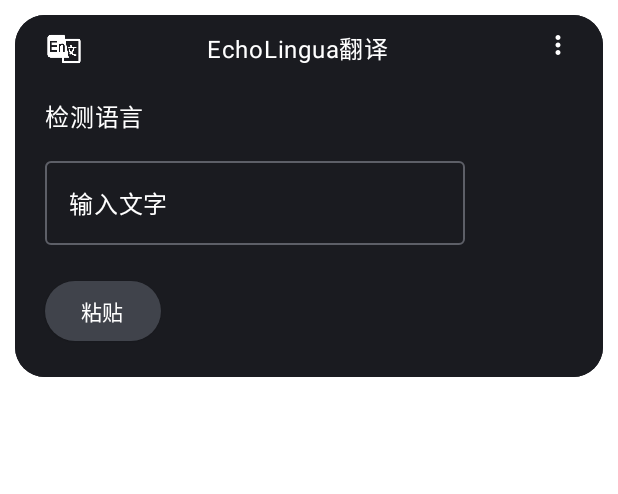
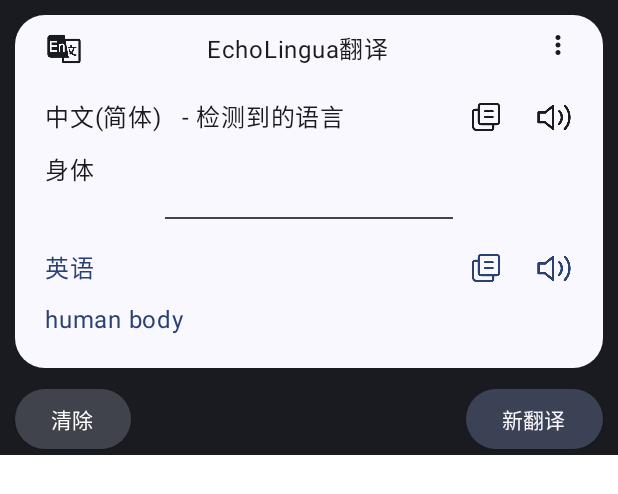
Before and after one commit to HXavier21/EchoLingua, an Android app built with Jetpack Compose: the @Preview function SecondTitlePreview, on a phone screen of 412 x 824 dp. Shown: the top 494 px of the screen. Run offline under Robolectric (Android 15) with nearby library versions, the phone set to English and light mode, and no system bars.

Commit message:
change color

```diff
--- a/Android/app/src/main/java/com/example/echolingua/ui/page/QuickTranslatePage.kt
+++ b/Android/app/src/main/java/com/example/echolingua/ui/page/QuickTranslatePage.kt
@@ -1,5 +1,6 @@
 package com.example.echolingua.ui.page
 
+import android.content.res.Configuration
 import androidx.compose.foundation.background
 import androidx.compose.foundation.layout.Column
 import androidx.compose.foundation.layout.Row
@@ -43,12 +44,12 @@ fun QuickTranslatePage(state: Number, onClearClick:()->Unit={},onNewTranslateCli
                 defaultElevation = 10.dp
             ),
             colors = CardDefaults.cardColors(
-                containerColor = MaterialTheme.colorScheme.onSurface,
+                containerColor = MaterialTheme.colorScheme.surface,
             ),
             modifier = Modifier
+                .background(color = MaterialTheme.colorScheme.onSurface)
                 .padding(10.dp)
                 .clip(RoundedCornerShape(20.dp))
-                .background(color = MaterialTheme.colorScheme.onSurface)
                 .fillMaxWidth()
         ) {
             Row(
@@ -59,7 +60,7 @@ fun QuickTranslatePage(state: Number, onClearClick:()->Unit={},onNewTranslateCli
                 Icon(
                     painter = painterResource(id = R.drawable.translate),
                     contentDescription = null,
-                    tint = Color.White,
+                    tint = MaterialTheme.colorScheme.onSurface,
                     modifier = Modifier
                         .padding(start = 10.dp)
                         .size(25.dp)
@@ -68,13 +69,13 @@ fun QuickTranslatePage(state: Number, onClearClick:()->Unit={},onNewTranslateCli
                 Text(
                     text = "EchoLingua翻译",
                     textAlign = TextAlign.Center,
-                    color = Color.White,
+                    color =  MaterialTheme.colorScheme.onSurface,
                 )
                 Spacer(modifier = Modifier.weight(1f))
                 Icon(
                     imageVector = Icons.Filled.MoreVert,
                     contentDescription = null,
-                    tint = Color.White,
+                    tint =  MaterialTheme.colorScheme.onSurface,
                     modifier = Modifier
                         .padding(start = 20.dp, end = 20.dp)
                         .size(20.dp)
@@ -84,7 +85,7 @@ fun QuickTranslatePage(state: Number, onClearClick:()->Unit={},onNewTranslateCli
                 Row {
                     Text(
                         text = "中文(简体)   - 检测到的语言",
-                        color = Color.White,
+                        color =  MaterialTheme.colorScheme.onSurface,
                         modifier = Modifier
                             .padding(top = 20.dp, start = 20.dp)
                     )
@@ -92,7 +93,7 @@ fun QuickTranslatePage(state: Number, onClearClick:()->Unit={},onNewTranslateCli
                     Icon(
                         painter = painterResource(id = R.drawable.paste),
                         contentDescription = null,
-                        tint = Color.White,
+                        tint =  MaterialTheme.colorScheme.onSurface,
                         modifier = Modifier
                             .padding(end = 20.dp, top = 20.dp)
                             .size(25.dp)
@@ -100,7 +101,7 @@ fun QuickTranslatePage(state: Number, onClearClick:()->Unit={},onNewTranslateCli
                     Icon(
                         painter = painterResource(id = R.drawable.report),
                         contentDescription = null,
-                        tint = Color.White,
+                        tint =  MaterialTheme.colorScheme.onSurface,
                         modifier = Modifier
                             .padding(end = 20.dp, top = 20.dp)
                             .size(25.dp)
@@ -108,7 +109,7 @@ fun QuickTranslatePage(state: Number, onClearClick:()->Unit={},onNewTranslateCli
                 }
                 Text(
                     text = "身体",
-                    color = Color.White,
+                    color =  MaterialTheme.colorScheme.onSurface,
                     modifier = Modifier
                         .padding(top = 10.dp, start = 20.dp)
                 )
@@ -119,7 +120,7 @@ fun QuickTranslatePage(state: Number, onClearClick:()->Unit={},onNewTranslateCli
                 Row {
                     Text(
                         text = "英语",
-                        color = MaterialTheme.colorScheme.primaryContainer,
+                        color = MaterialTheme.colorScheme.surfaceTint,
                         modifier = Modifier
                             .padding(top = 20.dp, start = 20.dp)
                     )
@@ -127,7 +128,7 @@ fun QuickTranslatePage(state: Number, onClearClick:()->Unit={},onNewTranslateCli
                     Icon(
                         painter = painterResource(id = R.drawable.paste),
                         contentDescription = null,
-                        tint = MaterialTheme.colorScheme.primaryContainer,
+                        tint = MaterialTheme.colorScheme.surfaceTint,
                         modifier = Modifier
                             .padding(end = 20.dp, top = 20.dp)
                             .size(25.dp)
@@ -135,7 +136,7 @@ fun QuickTranslatePage(state: Number, onClearClick:()->Unit={},onNewTranslateCli
                     Icon(
                         painter = painterResource(id = R.drawable.report),
                         contentDescription = null,
-                        tint = MaterialTheme.colorScheme.primaryContainer,
+                        tint = MaterialTheme.colorScheme.surfaceTint,
                         modifier = Modifier
                             .padding(end = 20.dp, top = 20.dp)
                             .size(25.dp)
@@ -143,14 +144,14 @@ fun QuickTranslatePage(state: Number, onClearClick:()->Unit={},onNewTranslateCli
                 }
                 Text(
                     text = "human body",
-                    color = MaterialTheme.colorScheme.primaryContainer,
+                    color = MaterialTheme.colorScheme.surfaceTint,
                     modifier = Modifier
                         .padding(top = 10.dp, start = 20.dp, bottom = 20.dp)
                 )
             }else{
                 Text(
                     text = "检测语言",
-                    color = Color.White,
+                    color = MaterialTheme.colorScheme.surfaceTint,
                     modifier = Modifier
                         .padding(top = 20.dp, start = 20.dp)
                 )
@@ -165,7 +166,7 @@ fun QuickTranslatePage(state: Number, onClearClick:()->Unit={},onNewTranslateCli
                     label = {
                         Text(
                             "输入文字",
-                            color = Color.White,
+                            color =  MaterialTheme.colorScheme.onSurface,
                         )
                     }
                 )
@@ -186,6 +187,7 @@ fun QuickTranslatePage(state: Number, onClearClick:()->Unit={},onNewTranslateCli
             Row(
                 modifier = Modifier
                     .fillMaxWidth()
+                    .background(color = MaterialTheme.colorScheme.onSurface)
             ) {
                 ElevatedButton(
                     onClick = {
@@ -205,14 +207,14 @@ fun QuickTranslatePage(state: Number, onClearClick:()->Unit={},onNewTranslateCli
                     onClick = {
                         onNewTranslateClick()
                     },
-                    colors = ButtonDefaults.buttonColors(MaterialTheme.colorScheme.primaryContainer),
+                    colors = ButtonDefaults.buttonColors(MaterialTheme.colorScheme.secondary),
                     modifier = Modifier
                         .padding(end = 10.dp)
                 )
                 {
                     Text(
                         "新翻译",
-                        color = Color.Black
+                        color =  MaterialTheme.colorScheme.surface
                     )
                 }
             }
@@ -224,12 +226,12 @@ fun QuickTranslatePage(state: Number, onClearClick:()->Unit={},onNewTranslateCli
 
 @Composable
 fun StateChoose() {
-    var state by remember { mutableStateOf(0) }
+    var state by remember { mutableStateOf(1) }
     QuickTranslatePage(state = state, onClearClick = {state=0}, onNewTranslateClick = {state=0})
 }
 
 
-@Preview(showBackground = true)
+@Preview(uiMode = Configuration.UI_MODE_NIGHT_NO, name = "Light")
 @Composable
 fun SecondTitlePreview() {
     EchoLinguaTheme {
@@ -239,3 +241,14 @@ fun SecondTitlePreview() {
 
     }
 }
+
+@Preview(uiMode = Configuration.UI_MODE_NIGHT_YES, name = "Dark")
+@Composable
+fun DarkSecondTitlePreview() {
+    EchoLinguaTheme {
+        Column {
+            StateChoose()
+        }
+
+    }
+}
```
